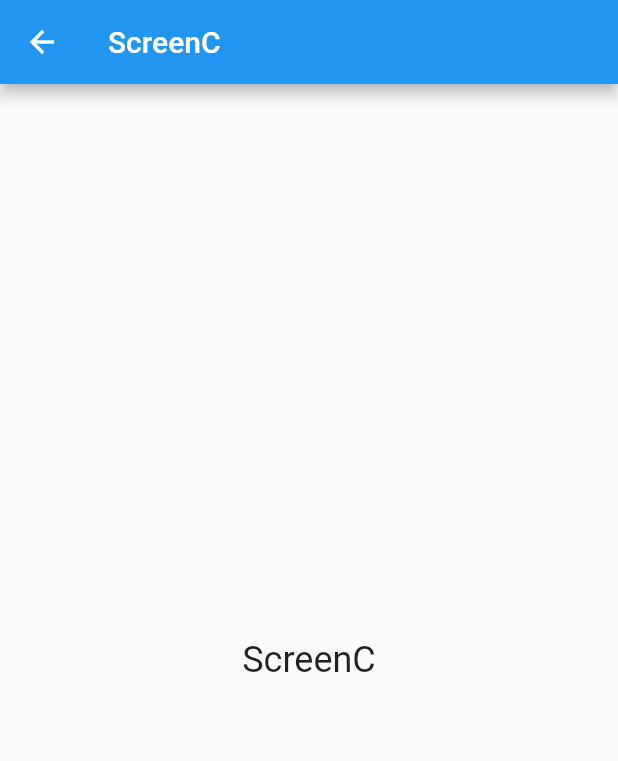
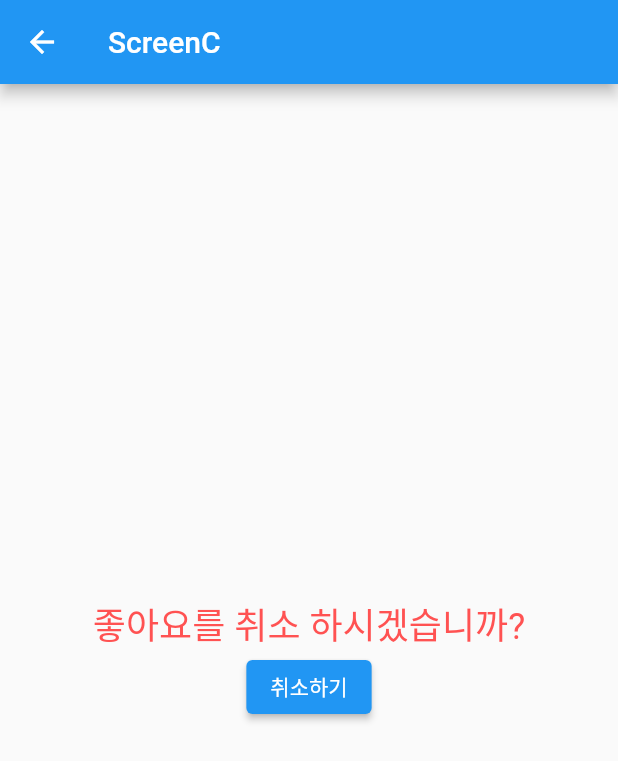
Before and after one commit to InJoon-L/Flutter-first-app, a Flutter app: the screen it shows after launch, after a tap on "Go to ScreenC", on a phone screen of 412 x 824 dp. Shown: the top 761 px of the screen. Run offline on Flutter 3.47's test engine with Material 2 defaults, Android fonts, the phone set to English and light mode, and no system bars; our stand-ins replace fluttertoast.

Commit message:
Snack bar && ScaffoldMessenger 패치

```diff
--- a/flutter_navigator/lib/ScreenA.dart
+++ b/flutter_navigator/lib/ScreenA.dart
@@ -1,4 +1,5 @@
 import 'package:flutter/material.dart';
+import 'package:flutter_navigator/ScreenC.dart';
 
 class ScreenA extends StatelessWidget {
   const ScreenA({ Key? key }) : super(key: key);
@@ -31,8 +32,37 @@ class ScreenA extends StatelessWidget {
                 primary: Colors.amber
               ),
             ),
+            ElevatedButton(
+              onPressed: (){
+                Navigator.pushNamed(context, '/s');
+              },
+              child: Text('Go to SecondPage'),
+              style: ElevatedButton.styleFrom(
+                primary: Colors.amber
+              ),
+            ),
           ],
         ),
+      ),
+      floatingActionButton: FloatingActionButton(
+        child: Icon(Icons.thumb_up),
+        onPressed: () {
+          ScaffoldMessenger.of(context).showSnackBar(
+            SnackBar(
+              content: Text('Like a new Snack bar!'),
+              duration: Duration(seconds: 3),
+              action: SnackBarAction(
+                label: 'Undo',
+                onPressed: () {
+                  Navigator.push(
+                    context,
+                    MaterialPageRoute(builder: (context) => ScreenC())
+                  );
+                },
+              ),
+            ),
+          );
+        },
       ),
     );
   }
--- a/flutter_navigator/lib/ScreenC.dart
+++ b/flutter_navigator/lib/ScreenC.dart
@@ -5,15 +5,38 @@ class ScreenC extends StatelessWidget {
 
   @override
   Widget build(BuildContext context) {
-    return Scaffold(
+    return ScaffoldMessenger(
+      child: Scaffold(
         appBar: AppBar(
           title: Text('ScreenC'),
         ),
-      body: Center(
-        child: Text('ScreenC',
+        body: Builder(
+          builder: (context) {
+          return Center(
+            child: Column(
+              mainAxisAlignment: MainAxisAlignment.center,
+              children: [
+                Text('좋아요를 취소 하시겠습니까?',
                   style: TextStyle(
                     fontSize: 24.0,
+                    color: Colors.redAccent
                   ),
+                ),
+                ElevatedButton(
+                  onPressed: () {
+                    ScaffoldMessenger.of(context).showSnackBar(
+                      SnackBar(
+                        content: Text('좋아요가 취소되었습니다.'),
+                        duration: Duration(seconds: 3),
+                      )
+                    );
+                  },
+                  child: Text('취소하기')
+                ),
+              ],
+            )
+          );
+          }
         ),
       ),
     );
--- a/flutter_navigator/lib/main.dart
+++ b/flutter_navigator/lib/main.dart
@@ -2,7 +2,7 @@ import 'package:flutter/material.dart';
 import 'ScreenA.dart';
 import 'ScreenB.dart';
 import 'ScreenC.dart';
-
+import 'SecondPage.dart';
 
 void main() => runApp(MyApp());
 
@@ -19,6 +19,7 @@ class MyApp extends StatelessWidget {
         '/': (context) => ScreenA(),
         '/b': (context) => ScreenB(),
         '/c': (context) => ScreenC(),
+        '/s': (context) => SecondPage(),
       },
     );
   }
```
Also changed, not shown: flutter_navigator/lib/SecondPage.dart (added, +23 -0 lines). Lines whose indentation alone changed are shown as unchanged.
